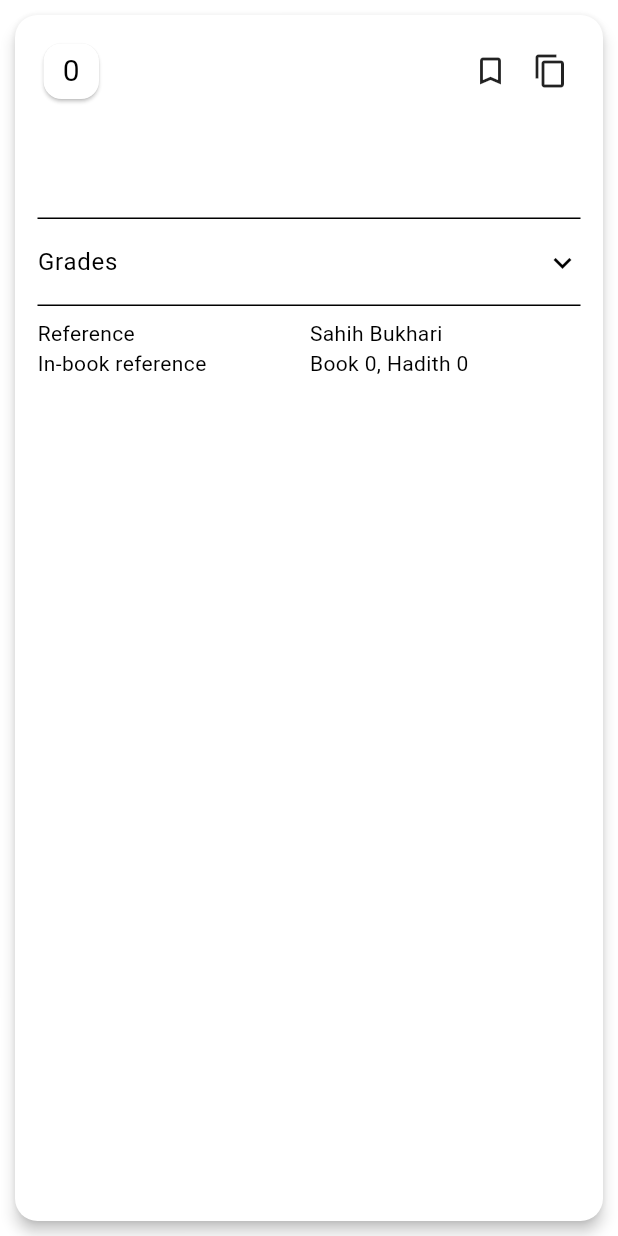
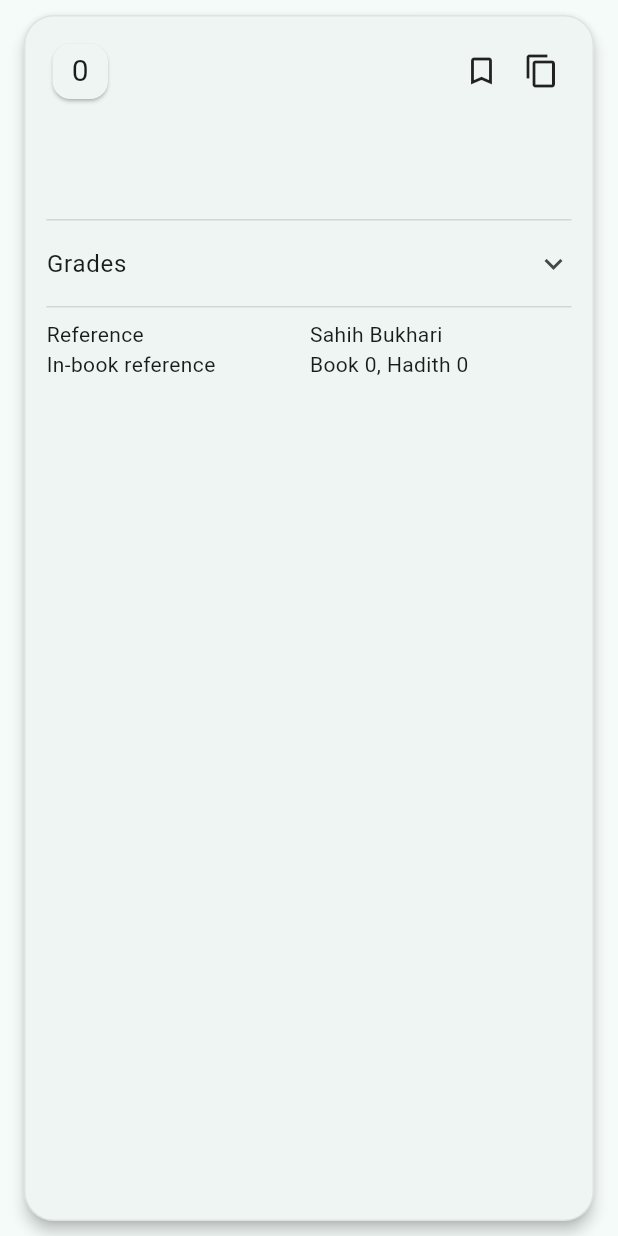
Before and after one commit to unkn4wn/hadith-pro-flutter, a Flutter app: the HadithItem widget shown alone on an empty page, opened directly with empty values, on a phone screen of 412 x 824 dp. Run offline on Flutter 3.47's test engine with Material 2 defaults, Android fonts, the light colour scheme and no system bars; drawn by our look-alikes of dynamic_color; our stand-ins replace shared_preferences; missing offline and left inert: draggable_scrollbar; accounts and stored records are empty.

Commit message:
fix some issues

```diff
--- a/lib/components/widget/hadithitem.dart
+++ b/lib/components/widget/hadithitem.dart
@@ -7,10 +7,21 @@
 import 'package:hadithpro/components/widget/roundedItem.dart';
 
 class HadithItem extends StatelessWidget {
+  Map<String, TextDirection> languageDirectionMap = {
+    "ara": TextDirection.rtl,
+    "ben": TextDirection.ltr,
+    "eng": TextDirection.ltr,
+    "fra": TextDirection.ltr,
+    "ind": TextDirection.ltr,
+    "tam": TextDirection.ltr,
+    "tur": TextDirection.ltr,
+    "urd": TextDirection.rtl,
+  };
+
   final int bookNumber;
   final Hadith hadithArabic;
   final Hadith hadithTranslation;
-  const HadithItem(
+  HadithItem(
       {Key? key,
       required this.hadithArabic,
       required this.hadithTranslation,
@@ -21,8 +32,14 @@
   Widget build(BuildContext context) {
     return Card(
       elevation: 4,
-      margin: const EdgeInsets.symmetric(horizontal: 10, vertical: 10),
-      shape: RoundedRectangleBorder(borderRadius: BorderRadius.circular(15.0)),
+      margin: const EdgeInsets.symmetric(horizontal: 16, vertical: 10),
+      shape: RoundedRectangleBorder(
+        borderRadius: BorderRadius.circular(20), // if you need this
+        side: BorderSide(
+          color: Colors.grey.withOpacity(0.2),
+          width: 1,
+        ),
+      ),
       child: Padding(
         padding: const EdgeInsets.all(15.0),
         child: Column(
@@ -31,6 +48,7 @@
             Row(
               children: [
                 Container(
+                  margin: EdgeInsets.all(0),
                   height: 45,
                   width: 45,
                   child: Card(
@@ -91,13 +109,16 @@
             SharedPreferencesHelper.getBool("displayTranslation", true)
                 ? HadithText(
                     hadithText: hadithTranslation,
-                    TextDirection: TextDirection.ltr,
+                    TextDirection: languageDirectionMap[
+                            SharedPreferencesHelper.getString(
+                                "hadithLanguage", "eng")] ??
+                        TextDirection.ltr,
                     TextStyle: TextStyle(
                       fontFamily: SharedPreferencesHelper.getString(
                                   "hadithLanguage", "eng") ==
                               ("eng")
-                          ? "Uthman"
-                          : 'poppins-bold',
+                          ? "Roboto-Bold"
+                          : 'Roboto-Bold',
                       fontWeight: FontWeight.bold,
                       fontSize: SharedPreferencesHelper.getDouble(
                           "textSizeTranslation", 20.0),
@@ -106,12 +127,10 @@
                 : SizedBox.shrink(),
             const SizedBox(height: 4),
             const Divider(
-              color: Colors.black,
               height: 0,
             ),
             _buildGradesCard(context, hadithTranslation),
             const Divider(
-              color: Colors.black,
               height: 0,
             ),
             SizedBox(height: 8),
@@ -170,10 +189,10 @@
   }
 
   Color _getTileColor(String grade) {
-    if (grade.contains("Sahih")) {
+    if (grade.contains("Hasan")) {
+      return Colors.green.shade400;
+    } else if (grade.contains("Sahih")) {
       return Colors.green.shade700;
-    } else if (grade.contains("Hasan")) {
-      return Colors.green.shade400;
     } else {
       return Colors.red.shade400;
     }
--- a/lib/theme/theme_constants.dart
+++ b/lib/theme/theme_constants.dart
@@ -43,8 +43,7 @@
     surfaceVariant: colorSurfaceVariant,
     onSurfaceVariant: colorOnSurfaceVariant,
     error: Colors.red,
-  onError: Colors.white,
-);
+    onError: Colors.white);
 
 const colorSchemeDark = ColorScheme.dark(
   primary: colorPrimaryDark,
--- a/pubspec.yaml
+++ b/pubspec.yaml
@@ -83,6 +83,11 @@
         - asset: fonts/uthman.otf
         - asset: fonts/uthmanbold.otf
           weight: 700
+    - family: Roboto
+      fonts:
+        - asset: fonts/Roboto-Regular.ttf
+        - asset: fonts/Roboto-Bold.ttf
+          weight: 700
   #       - asset: fonts/Schyler-Italic.ttf
   #         style: italic
   #   - family: Trajan Pro
```
Also changed, not shown: lib/main.dart (+27 -14 lines), lib/screens/home/hadiths_screen.dart (+8 -4 lines), lib/screens/settings/settings_screen.dart (+9 -3 lines), fonts/Roboto-Bold.ttf (added), fonts/Roboto-Regular.ttf (added). Lines whose indentation alone changed are shown as unchanged.
